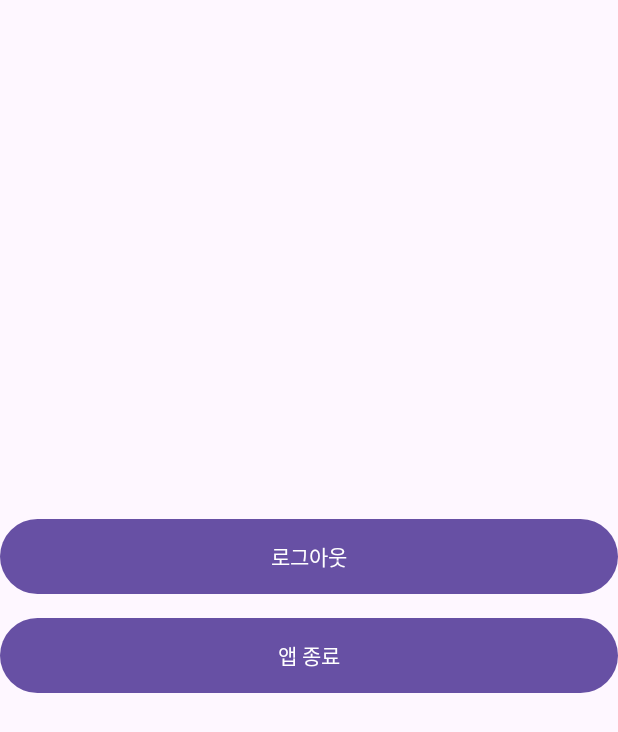
After one commit to cho-stone/Betting-promise, an Android app: the Option screen opened directly, with no data from a screen before it, on a phone screen of 412 x 824 dp. The commit adds this screen. Shown: the top 732 px of the screen. Run offline under Robolectric (Android 15) with nearby library versions, the phone set to English and light mode, and no system bars; our stand-ins replace Firebase (no records; nobody signed in at launch, a user with empty details on screens opened directly).

Commit message:
옵션.java 구현
로그아웃 버튼, 앱 종료 버튼 구현

```diff
--- a/app/src/main/AndroidManifest.xml
+++ b/app/src/main/AndroidManifest.xml
@@ -41,6 +41,9 @@
             android:name=".Home"
             android:exported="true" />
         <activity
+            android:name=".Option"
+            android:exported="true" />
+        <activity
             android:name=".MainActivity"
             android:exported="true">
             <intent-filter>
--- a/app/src/main/java/com/example/myapplication/Home.java
+++ b/app/src/main/java/com/example/myapplication/Home.java
@@ -122,4 +122,9 @@ public class Home extends AppCompatActivity {
         Intent intent = new Intent(this, Create_Room.class);
         startActivity(intent);
     }
+
+    public void btnOptionClicked(View view){
+        Intent intent = new Intent(this, Option.class);
+        startActivity(intent);
+    }
 }
--- /dev/null
+++ b/app/src/main/java/com/example/myapplication/Option.java
@@ -0,0 +1,49 @@
+package com.example.myapplication;
+
+import androidx.annotation.NonNull;
+import androidx.appcompat.app.AppCompatActivity;
+import androidx.recyclerview.widget.LinearLayoutManager;
+import androidx.recyclerview.widget.RecyclerView;
+
+import android.app.Dialog;
+import android.content.Intent;
+import android.os.Bundle;
+import android.util.Log;
+import android.view.View;
+import android.view.WindowManager;
+import android.widget.TextView;
+
+import com.google.firebase.database.DataSnapshot;
+import com.google.firebase.database.DatabaseError;
+import com.google.firebase.database.DatabaseReference;
+import com.google.firebase.database.FirebaseDatabase;
+import com.google.firebase.database.ValueEventListener;
+
+import java.util.ArrayList;
+import java.util.Optional;
+
+public class Option extends AppCompatActivity {
+
+    @Override
+    protected void onCreate(Bundle savedInstanceState) {
+        super.onCreate(savedInstanceState);
+        setContentView(R.layout.activity_option);
+    }
+
+    //로그아웃하면 MainActivity로 이동하는 버튼 구현
+    public void btnLogOutClicked(View view) {
+        //로그아웃 버튼 누르면 기존에 실행되던 엑티비티 모두 종료하고 로그인 화면 엑티비티로 이동
+        Intent i = new Intent(this, MainActivity.class);
+        i.setFlags(Intent.FLAG_ACTIVITY_NEW_TASK | Intent.FLAG_ACTIVITY_CLEAR_TASK);
+        startActivity(i);
+    }
+    public void btnExitClicked(View view) {
+        //앱 종료 버튼 누르면 모든 엑티비티 종류 후 앱 종료
+        finishAffinity();
+        System.runFinalization();
+        System.exit(0);
+    }
+
+
+
+}
--- a/app/src/main/res/layout/activity_home.xml
+++ b/app/src/main/res/layout/activity_home.xml
@@ -77,7 +77,7 @@
             android:layout_marginLeft="10dp"
             android:layout_weight="1"
             android:adjustViewBounds="true"
-            android:onClick="btnSettingsClicked"
+            android:onClick="btnOptionClicked"
             android:scaleType="fitCenter"
             android:src="@drawable/settings_icon" />
 
--- /dev/null
+++ b/app/src/main/res/layout/activity_option.xml
@@ -0,0 +1,34 @@
+<?xml version="1.0" encoding="utf-8"?>
+<LinearLayout xmlns:android="http://schemas.android.com/apk/res/android"
+    android:layout_width="match_parent"
+    android:layout_height="match_parent">
+
+    <LinearLayout
+        android:layout_width="match_parent"
+        android:layout_height="wrap_content"
+        android:orientation="vertical"
+        android:layout_gravity="center"
+        >
+
+        <Button
+            android:id="@+id/btn_logout"
+            android:layout_width="match_parent"
+            android:layout_height="50dp"
+            android:layout_marginBottom="16dp"
+            android:background="@drawable/round_button"
+            android:onClick="btnLogOutClicked"
+            android:gravity="center"
+            android:text="로그아웃"
+            android:textColor="@color/white"></Button>
+        <Button
+            android:layout_width="match_parent"
+            android:layout_height="50dp"
+            android:layout_marginBottom="16dp"
+            android:background="@drawable/round_button"
+            android:onClick="btnExitClicked"
+            android:gravity="center"
+            android:text="앱 종료"
+            android:textColor="@color/white"></Button>
+    </LinearLayout>
+
+</LinearLayout>
```
